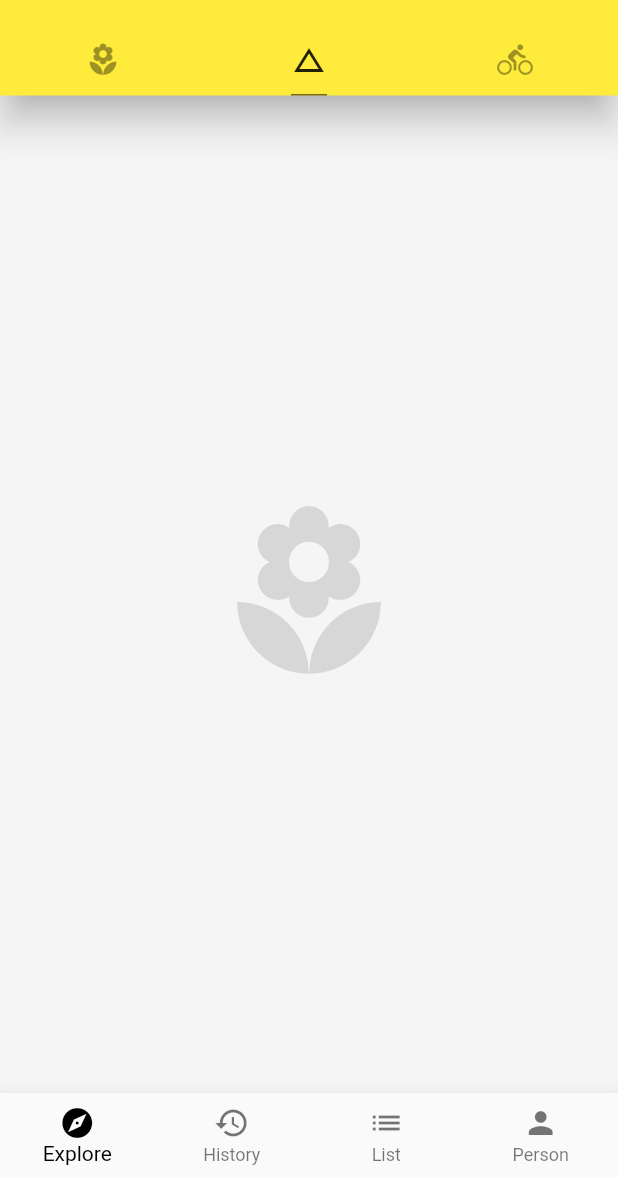
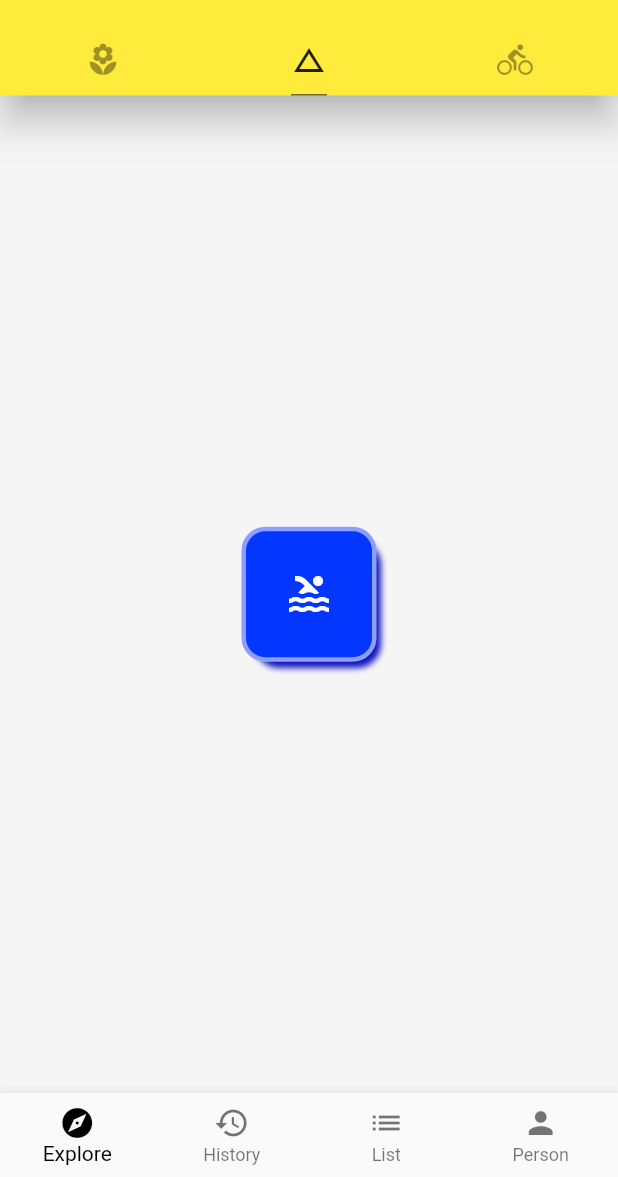
Before and after one commit to qiaoluheng/ninghao_flutter, a Flutter app: the screen it shows after launch, tab 2 chosen, on a phone screen of 412 x 824 dp, the part 59-1236 px from its top. Run offline on Flutter 3.47's test engine with Material 2 defaults, Android fonts, the phone set to English and light mode, and no system bars; network calls fail.

Commit message:
多个Text,BoxDecoration使用切圆角

```diff
--- /dev/null
+++ b/lib/demo/basic_demo.dart
@@ -0,0 +1,112 @@
+import 'package:flutter/material.dart';
+
+
+class BasicDemo extends StatelessWidget{
+  @override
+  Widget build(BuildContext context) {
+    // TODO: implement build
+    return Container(
+      color: Colors.grey[100],
+      child: Row(
+        mainAxisAlignment: MainAxisAlignment.center,
+        children: <Widget>[
+          Container(
+            child: Icon(Icons.pool,size: 32.0,color: Colors.white),
+            // color: Color.fromRGBO(3, 54, 255, 1.0),
+            // padding: EdgeInsets.only(left: 24.0, right: 8.0,),
+            padding: EdgeInsets.all(16.0),
+            margin: EdgeInsets.all(8.0),
+            width: 90.0,
+            height: 90.0,
+            decoration: BoxDecoration(
+              color: Color.fromRGBO(3, 54, 255, 1.0),
+              // 单个边框设置
+              // border: Border(
+              //   top: BorderSide(
+              //     color: Colors.indigoAccent[100],
+              //     width: 3.0,
+              //     style: BorderStyle.solid,
+              //   )
+              // 设置所有边框
+              border: Border.all(
+                color: Colors.indigoAccent[100],
+                width: 3.0,
+                style: BorderStyle.solid,
+              ),
+              borderRadius: BorderRadius.circular(16.0),
+              // 也可以单个设置切圆角
+              // borderRadius: BorderRadius.only(
+              //   topLeft: Radius.circular(45.0),
+              //   bottomLeft: Radius.circular(45.0)),
+              // ),
+              boxShadow: [
+                BoxShadow(
+                  // 偏移量 x轴偏移，y轴偏移
+                  offset: Offset(6.0, 7.0),
+                  color: Color.fromRGBO(16, 20, 188, 1.0),
+                  // 模糊值，值越大模糊越明显
+                  blurRadius: 3.0,
+                  // 阴影扩散程度
+                  spreadRadius: -3.0,
+                )
+              ],
+            )
+          ),
+        ],
+      ),
+    );
+  }
+}
+
+
+// 多个 Text
+class RichTextDemo extends StatelessWidget {
+  @override
+  Widget build(BuildContext context) {
+    // TODO: implement build
+    return RichText(
+      text: TextSpan(
+        text: 'yiyuhengxin',
+        style: TextStyle(
+          color: Colors.deepPurpleAccent,
+          fontSize: 34.0,
+          // 斜体
+          fontStyle: FontStyle.italic,
+          // 字体粗细
+          fontWeight: FontWeight.w100
+        ),
+        children: [
+          TextSpan(
+            text: '.com',
+            style: TextStyle(
+              fontSize: 17.0,
+              color: Colors.grey,
+            ),
+          )
+        ]
+      ),
+    );
+  }
+}
+
+
+class TextDemo extends StatelessWidget {
+  final TextStyle _textStyle = TextStyle(
+    fontSize: 16.0,
+  );
+  final String _firstName = 'qiao';
+  final String _lastName = 'luheng';
+  @override
+  Widget build(BuildContext context) {
+    // TODO: implement build
+    return Text(
+      '<$_firstName:say>\nHELLO...HELLO...HELLO...\nHELLO...HELLO...HELLO<$_lastName>,World,World,World,World,World,World,World,World,World',
+      textAlign: TextAlign.left,
+      // _textStyle 表示在类里面私有
+      style: _textStyle,
+      // 显示最大行数 超过将隐藏
+      maxLines: 3,
+      overflow: TextOverflow.ellipsis,
+    );
+  }
+}
--- a/lib/main.dart
+++ b/lib/main.dart
@@ -2,6 +2,7 @@ import 'package:flutter/material.dart';
 import './demo/listview_demo.dart';
 import './demo/drawer_demo.dart';
 import './demo/bottom_navigation_bar_demo.dart';
+import './demo/basic_demo.dart';
 // void main() {
 //   runApp(
 //     App()
@@ -94,7 +95,8 @@ class Navbar extends StatelessWidget {
       body: TabBarView(
         children: <Widget>[
           ListViewDemo(),
-          Icon(Icons.local_florist,size: 128.0, color: Colors.black12),
+          // Icon(Icons.local_florist,size: 128.0, color: Colors.black12),
+          BasicDemo(),
           Icon(Icons.change_history,size: 128.0, color: Colors.black12),
           // Icon(Icons.directions_bike,size: 128.0, color: Colors.black12),
         ],
```
Also changed, not shown: 2 other files.
